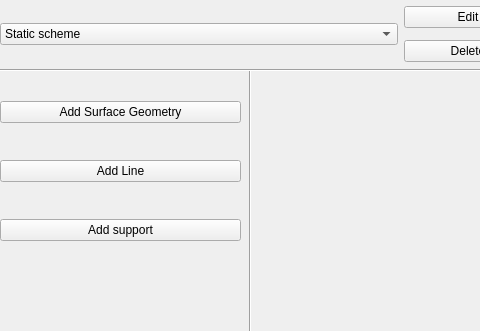
Haudkozaur/masterThesis, file SlabGUI/SlabGUI.ui: the form before one commit; both pictures show x 0 to 480 and y 0 to 331 of the 877 by 640 pixel window.
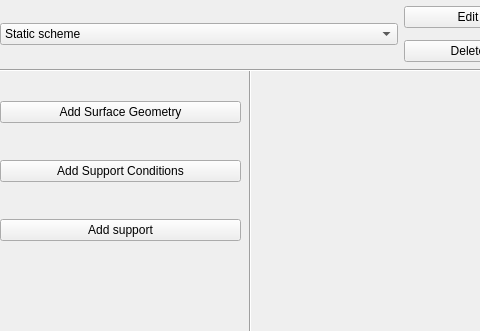
The form after the commit.

What changed in the file:
```diff
--- a/SlabGUI/SlabGUI.ui
+++ b/SlabGUI/SlabGUI.ui
@@ -150,7 +150,7 @@
      <item>
       <widget class="QPushButton" name="addLineButton">
        <property name="text">
-        <string>Add Line</string>
+        <string>Add Support Conditions</string>
        </property>
       </widget>
      </item>
```
Left out of the diff: 2 changed lines with no effect on the pictures.
